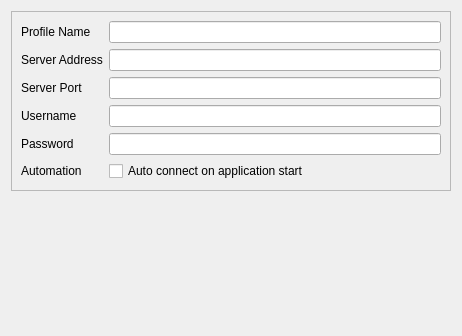
Qt form ui/httpeditdialog.ui (31126-un/Trojan-Qt5) before a commit; both pictures show x 0 to 462 and y 0 to 336 of the 462 by 494 pixel window.
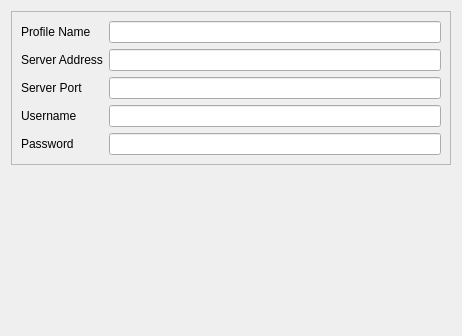
The same form after that commit.

Commit message: [Remove Feature] drop autoStart

The edit to the form file:
```diff
--- a/ui/httpeditdialog.ui
+++ b/ui/httpeditdialog.ui
@@ -96,26 +96,6 @@
         </property>
        </widget>
       </item>
-      <item row="6" column="0">
-       <widget class="QLabel" name="autoStartLabel">
-        <property name="text">
-         <string>Automation</string>
-        </property>
-       </widget>
-      </item>
-      <item row="6" column="1">
-       <widget class="QCheckBox" name="autoStartCheckBox">
-        <property name="sizePolicy">
-         <sizepolicy hsizetype="Expanding" vsizetype="Fixed">
-          <horstretch>0</horstretch>
-          <verstretch>0</verstretch>
-         </sizepolicy>
-        </property>
-        <property name="text">
-         <string>Auto connect on application start</string>
-        </property>
-       </widget>
-      </item>
      </layout>
     </widget>
    </item>
```
Left out of the diff: 1 changed line with no effect on the pictures. The commit also changes 19 other files.
